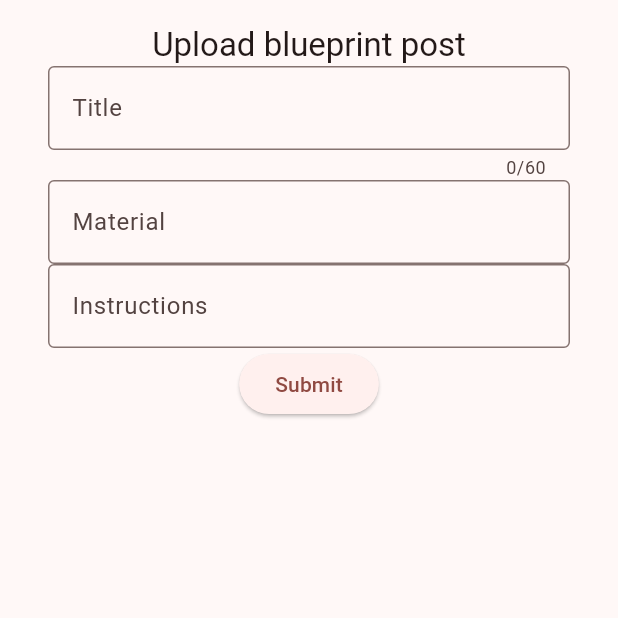
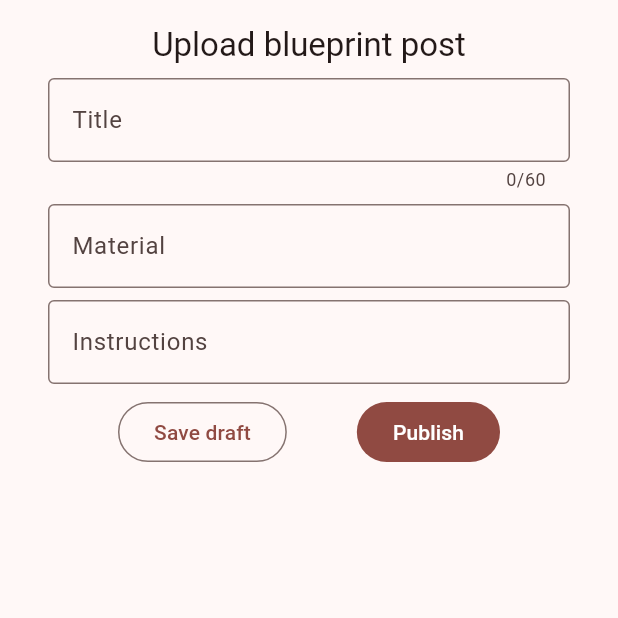
Before and after one commit to stihan01/mobile-computing-nestify, a Flutter app: the screen it shows after launch, on a phone screen of 412 x 824 dp, the top half of it. Run offline on Flutter 3.47's test engine with Material 3 defaults, Android fonts, the phone set to English and light mode, and no system bars.

Commit message:
Change column to listview.separated, added save button

```diff
--- a/lib/screens/add_blue_print_screen.dart
+++ b/lib/screens/add_blue_print_screen.dart
@@ -35,26 +35,51 @@ class BlueprintFormState extends State<BlueprintForm> {
   // Note: This is a `GlobalKey<FormState>`,
   final _formKey = GlobalKey<FormState>();
   final BlueprintPost blueprint = BlueprintPost();
-
   @override
   Widget build(BuildContext context) {
-    // Build a Form widget using the _formKey created above.
-    return Padding(
-      padding: const EdgeInsets.only(left: 32, right: 32, bottom: 16, top: 16),
-      child: Form(
-        key: _formKey,
-        child: Column(
-          children: <Widget>[
+    final formContent = [
       Center(
-              child: Text("Upload blueprint post",
+        child: Text(
+            widget.isEdit ? "Editing blueprint post" : "Upload blueprint post",
             style: Theme.of(context).textTheme.titleLarge),
       ),
-            // Add TextFormFields and ElevatedButton here.
       titleFormField(),
       materialFormField(),
       instructionFormField(),
-            ElevatedButton(
-              // TODO change in the future
+      Row(mainAxisAlignment: MainAxisAlignment.spaceEvenly, children: [
+        saveDraftButton(),
+        publishButton(),
+      ])
+    ];
+
+    // Build a Form widget using the _formKey created above.
+    return Padding(
+      padding: const EdgeInsets.only(left: 32, right: 32, bottom: 32, top: 16),
+      child: Form(
+          key: _formKey,
+          child: ListView.separated(
+            itemCount: formContent.length,
+            itemBuilder: (context, index) {
+              return formContent[index];
+            },
+            separatorBuilder: (context, index) => const SizedBox(
+              height: 8,
+            ),
+          )),
+    );
+  }
+
+  OutlinedButton saveDraftButton() {
+    return OutlinedButton(
+      // TODO implement onPressed
+      onPressed: () {},
+      child: const Text("Save draft"),
+    );
+  }
+
+  FilledButton publishButton() {
+    return FilledButton(
+      // TODO implement onPressed
       onPressed: () {
         // Validate returns true if the form is valid, or false otherwise.
         if (_formKey.currentState!.validate()) {
@@ -67,11 +92,7 @@ class BlueprintFormState extends State<BlueprintForm> {
           );
         }
       },
-              child: const Text('Submit'),
-            ),
-          ],
-        ),
-      ),
+      child: const Text('Publish'),
     );
   }
 
```
Lines whose indentation alone changed are shown as unchanged.
